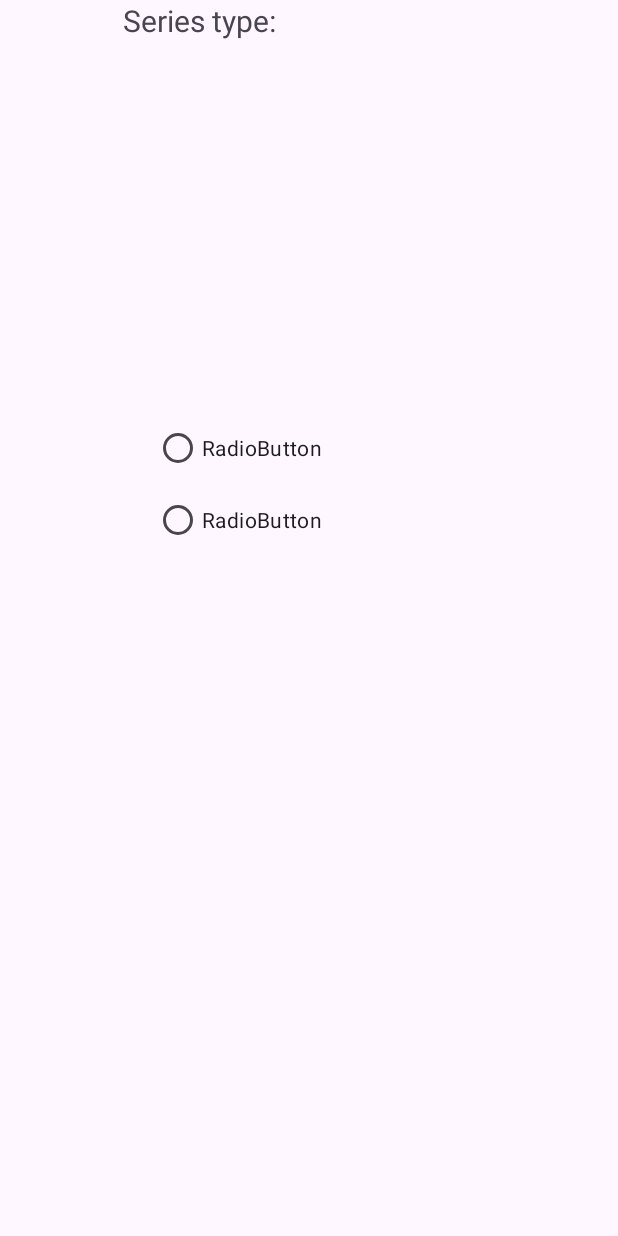
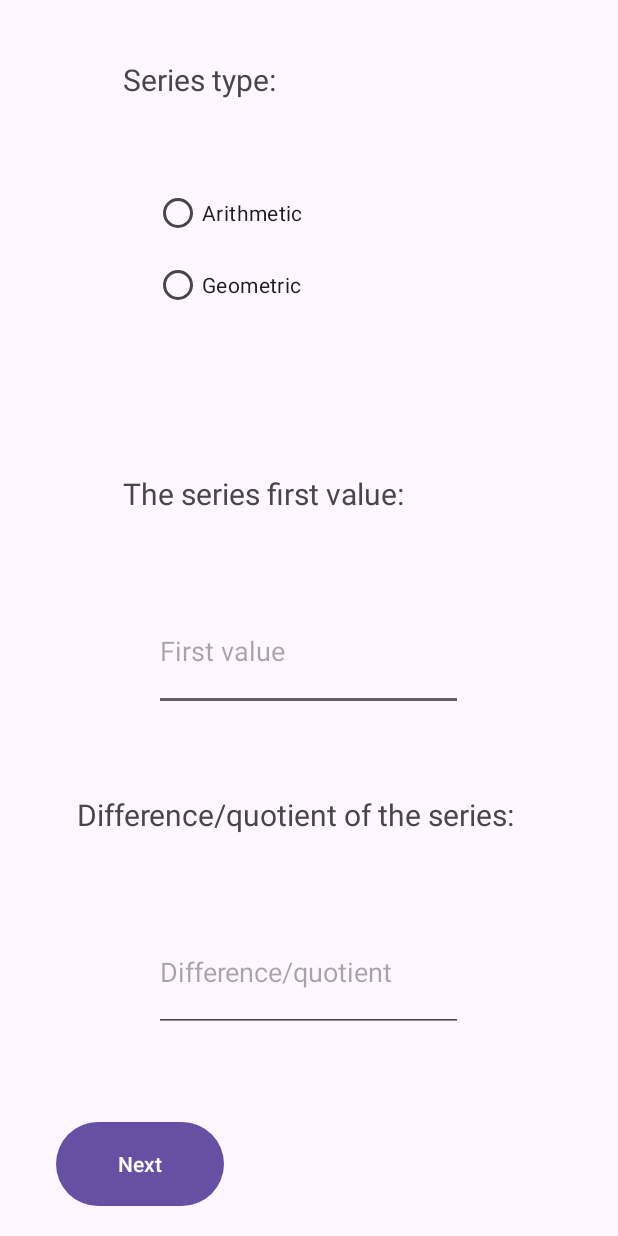
Before and after one commit to or1901/Ex082, an Android app: the screen it shows after launch (MainActivity), on a phone screen of 412 x 824 dp. Run offline under Robolectric (Android 15) with nearby library versions, the phone set to English and light mode, and no system bars.

Commit message:
Finished the basic design of the first activity

```diff
--- a/app/src/main/res/layout/activity_main.xml
+++ b/app/src/main/res/layout/activity_main.xml
@@ -9,7 +9,8 @@
 
     <Space
         android:layout_width="match_parent"
-        android:layout_height="wrap_content" />
+        android:layout_height="0dp"
+        android:layout_weight="0.5" />
 
     <LinearLayout
         android:layout_width="match_parent"
@@ -52,16 +53,16 @@
             android:layout_weight="2">
 
             <RadioButton
-                android:id="@+id/radioButton"
+                android:id="@+id/ariBtn"
                 android:layout_width="match_parent"
                 android:layout_height="wrap_content"
-                android:text="RadioButton" />
+                android:text="Arithmetic" />
 
             <RadioButton
-                android:id="@+id/radioButton2"
+                android:id="@+id/geoBtn"
                 android:layout_width="match_parent"
                 android:layout_height="wrap_content"
-                android:text="RadioButton" />
+                android:text="Geometric" />
         </RadioGroup>
 
         <Space
@@ -71,4 +72,148 @@
 
     </LinearLayout>
 
+    <Space
+        android:layout_width="match_parent"
+        android:layout_height="0dp"
+        android:layout_weight="0.5" />
+
+    <LinearLayout
+        android:layout_width="match_parent"
+        android:layout_height="0dp"
+        android:layout_weight="1"
+        android:orientation="horizontal">
+
+        <Space
+            android:layout_width="0dp"
+            android:layout_height="match_parent"
+            android:layout_weight="1" />
+
+        <TextView
+            android:layout_width="0dp"
+            android:layout_height="match_parent"
+            android:layout_weight="3"
+            android:text="The series first value:"
+            android:textSize="20dp" />
+
+        <Space
+            android:layout_width="0dp"
+            android:layout_height="match_parent"
+            android:layout_weight="1" />
+    </LinearLayout>
+
+    <LinearLayout
+        android:layout_width="match_parent"
+        android:layout_height="0dp"
+        android:layout_weight="1"
+        android:orientation="horizontal">
+
+        <Space
+            android:layout_width="0dp"
+            android:layout_height="match_parent"
+            android:layout_weight="1" />
+
+        <EditText
+            android:id="@+id/editTextNumberSigned"
+            android:layout_width="0dp"
+            android:layout_height="match_parent"
+            android:layout_weight="2"
+            android:ems="10"
+            android:hint="First value"
+            android:inputType="number|numberDecimal|numberSigned" />
+
+        <Space
+            android:layout_width="0dp"
+            android:layout_height="match_parent"
+            android:layout_weight="1" />
+    </LinearLayout>
+
+    <Space
+        android:layout_width="match_parent"
+        android:layout_height="0dp"
+        android:layout_weight="0.7" />
+
+    <LinearLayout
+        android:layout_width="match_parent"
+        android:layout_height="0dp"
+        android:layout_weight="1"
+        android:orientation="horizontal">
+
+        <Space
+            android:layout_width="0dp"
+            android:layout_height="match_parent"
+            android:layout_weight="1" />
+
+        <TextView
+            android:layout_width="0dp"
+            android:layout_height="match_parent"
+            android:layout_weight="6"
+            android:text="Difference/quotient of the series:"
+            android:textSize="20dp" />
+
+        <Space
+            android:layout_width="0dp"
+            android:layout_height="match_parent"
+            android:layout_weight="1" />
+    </LinearLayout>
+
+    <LinearLayout
+        android:layout_width="match_parent"
+        android:layout_height="0dp"
+        android:layout_weight="1"
+        android:orientation="horizontal">
+
+        <Space
+            android:layout_width="0dp"
+            android:layout_height="match_parent"
+            android:layout_weight="1" />
+
+        <EditText
+            android:id="@+id/editTextNumberSigned"
+            android:layout_width="0dp"
+            android:layout_height="match_parent"
+            android:layout_weight="2"
+            android:ems="10"
+            android:hint="Difference/quotient"
+            android:inputType="number|numberDecimal|numberSigned" />
+
+        <Space
+            android:layout_width="0dp"
+            android:layout_height="match_parent"
+            android:layout_weight="1" />
+    </LinearLayout>
+
+    <Space
+        android:layout_width="match_parent"
+        android:layout_height="0dp"
+        android:layout_weight="0.7" />
+
+    <LinearLayout
+        android:layout_width="match_parent"
+        android:layout_height="0dp"
+        android:layout_weight="0.8"
+        android:orientation="horizontal">
+
+        <Space
+            android:layout_width="0dp"
+            android:layout_height="match_parent"
+            android:layout_weight="1" />
+
+        <Button
+            android:id="@+id/button"
+            android:layout_width="0dp"
+            android:layout_height="match_parent"
+            android:layout_weight="3"
+            android:text="Next" />
+
+        <Space
+            android:layout_width="0dp"
+            android:layout_height="match_parent"
+            android:layout_weight="7" />
+    </LinearLayout>
+
+    <Space
+        android:layout_width="match_parent"
+        android:layout_height="0dp"
+        android:layout_weight="0.2" />
+
 </LinearLayout>
```
